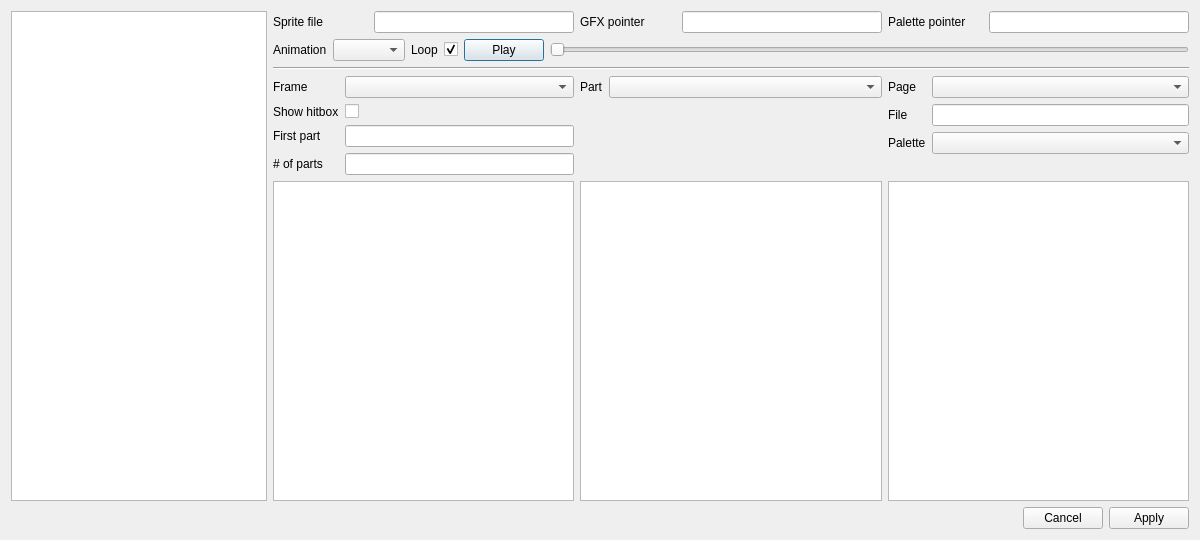
The window that dsvedit/sprite_editor.ui (LagoLunatic/DSVEdit) describes before a commit, drawn with Qt 5.
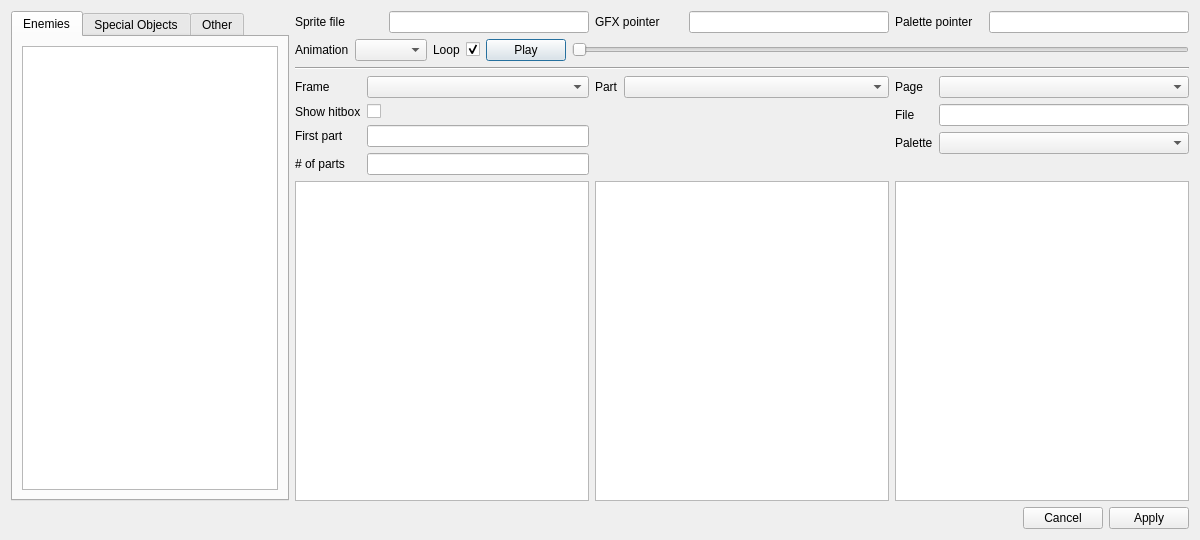
The same window after the commit.

Commit message: Sprite editor: Allow viewing special object sprites

```diff
--- a/dsvedit/sprite_editor.ui
+++ b/dsvedit/sprite_editor.ui
@@ -17,13 +17,46 @@
    <item>
     <layout class="QHBoxLayout" name="horizontalLayout_4">
      <item>
-      <widget class="QListWidget" name="enemy_list">
+      <widget class="QTabWidget" name="tabWidget">
        <property name="sizePolicy">
         <sizepolicy hsizetype="Maximum" vsizetype="Expanding">
          <horstretch>0</horstretch>
          <verstretch>0</verstretch>
         </sizepolicy>
        </property>
+       <property name="currentIndex">
+        <number>0</number>
+       </property>
+       <widget class="QWidget" name="tab_3">
+        <attribute name="title">
+         <string>Enemies</string>
+        </attribute>
+        <layout class="QHBoxLayout" name="horizontalLayout_6">
+         <item>
+          <widget class="QListWidget" name="enemy_list"/>
+         </item>
+        </layout>
+       </widget>
+       <widget class="QWidget" name="tab_4">
+        <attribute name="title">
+         <string>Special Objects</string>
+        </attribute>
+        <layout class="QHBoxLayout" name="horizontalLayout_7">
+         <item>
+          <widget class="QListWidget" name="special_object_list"/>
+         </item>
+        </layout>
+       </widget>
+       <widget class="QWidget" name="tab_5">
+        <attribute name="title">
+         <string>Other</string>
+        </attribute>
+        <layout class="QHBoxLayout" name="horizontalLayout_8">
+         <item>
+          <widget class="QListWidget" name="other_sprites_list"/>
+         </item>
+        </layout>
+       </widget>
       </widget>
      </item>
      <item>
```
The commit also changes 12 other files.
